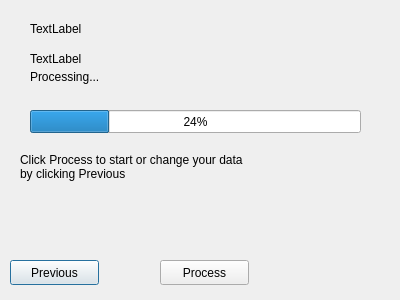
First picture: the form in screen_3.ui, repository ceramic-vessel-developer/message_counter, before the edit.
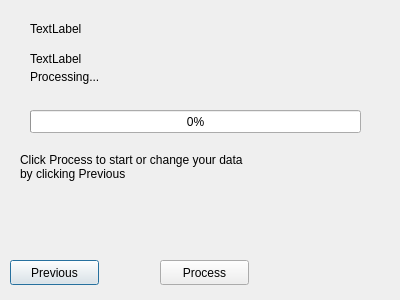
Second picture: the form after the edit.

Commit message: Screen3 is working

What changed in the file:
```diff
--- a/screen_3.ui
+++ b/screen_3.ui
@@ -49,7 +49,7 @@
     </rect>
    </property>
    <property name="value">
-    <number>24</number>
+    <number>0</number>
    </property>
   </widget>
   <widget class="QLabel" name="processingLabel">
```
The commit also changes 2 other files.
